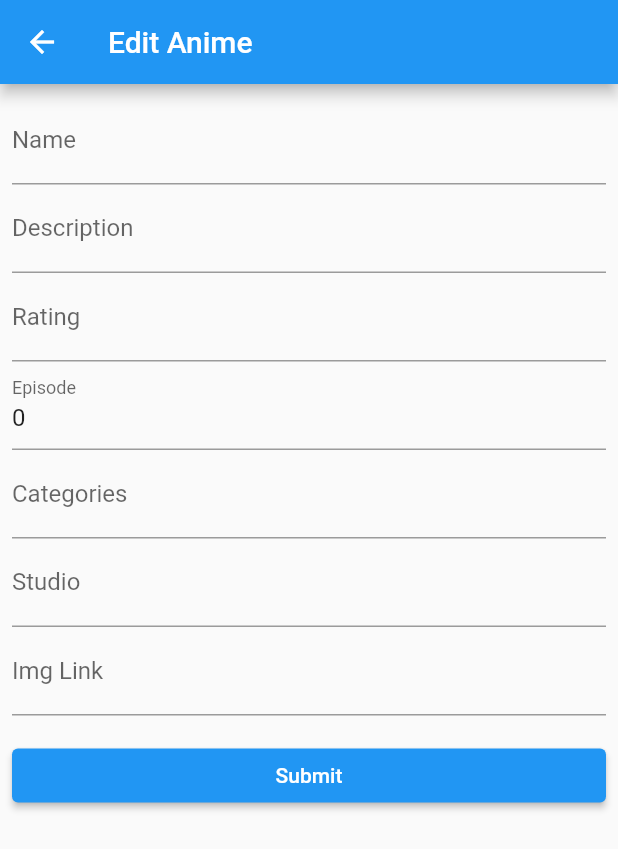
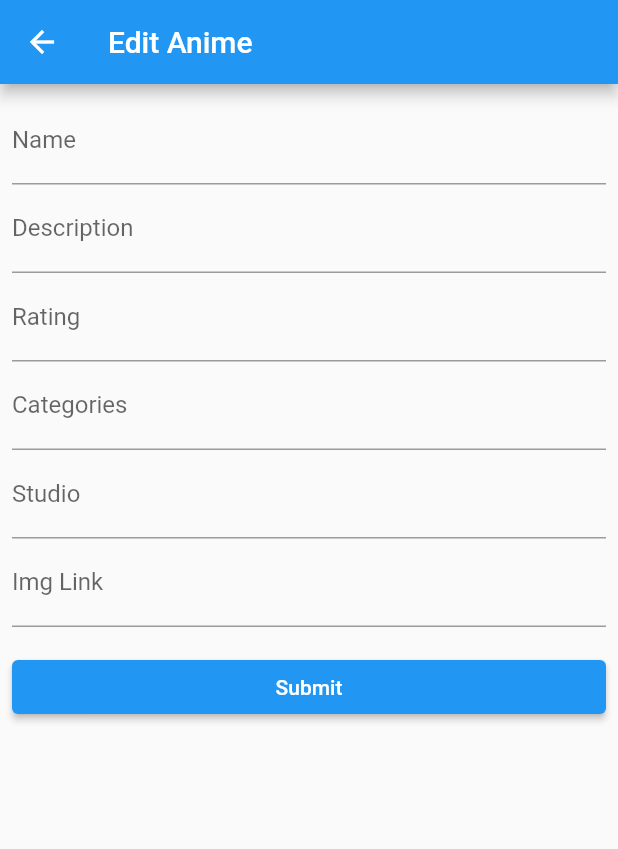
Before and after one commit to AzhureRaven/anime_list, a Flutter app: the AnimeDetailScreen screen opened directly with empty values, after a tap on the "edit" icon, on a phone screen of 412 x 824 dp. Shown: the top 849 px of the screen. Run offline on Flutter 3.47's test engine with Material 2 defaults, Android fonts, the phone set to English and light mode, and no system bars; drawn by our look-alikes of loader_overlay; our stand-ins replace firebase_auth, firebase_core, photo_view; accounts and stored records are empty; network calls fail.

Commit message:
Login Register, Episodes

```diff
--- a/lib/models/anime.dart
+++ b/lib/models/anime.dart
@@ -1,19 +1,21 @@
 import 'dart:convert';
+
+import 'package:anime_list/models/episode.dart';
 
 class Anime {
   String name;
   String description;
   String rating;
-  int episode;
-  String categorie;
+  List<Episode> episodes;
+  String categories;
   String studio;
   String img;
 
   Anime({required this.name,
       required this.description,
       required this.rating,
-      required this.episode,
-      required this.categorie,
+      required this.episodes,
+      required this.categories,
       required this.studio,
       required this.img});
 
@@ -22,8 +24,8 @@ class Anime {
       name: json['name'].toString(),
       description: json['description'].toString(),
       rating: json['rating'].toString(),
-      episode: int.parse(json['episode'].toString()),
-      categorie: json['categorie'].toString(),
+      episodes: [],
+      categories: json['categorie'].toString(),
       studio: json['studio'].toString(),
       img: json['img'].toString()
     );
@@ -34,8 +36,7 @@ class Anime {
     data['name'] = this.name;
     data['description'] = this.description;
     data['rating'] = this.rating;
-    data['episode'] = this.episode;
-    data['categorie'] = this.categorie;
+    data['categorie'] = this.categories;
     data['studio'] = this.studio;
     data['img'] = this.img;
     return data;
--- /dev/null
+++ b/lib/models/episode.dart
@@ -0,0 +1,37 @@
+import 'dart:convert';
+
+class Episode {
+  int no;
+  String name;
+  bool watched;
+
+  Episode({required this.no,
+    required this.name,
+    required this.watched});
+
+  factory Episode.fromJson(Map<String, dynamic> json) {
+    return Episode(
+        no: int.parse(json['no'].toString()),
+        name: json['name'].toString(),
+        watched: json['watched']
+    );
+  }
+
+  Map<String, dynamic> toJson() {
+    final Map<String, dynamic> data = new Map<String, dynamic>();
+    data['no'] = this.no;
+    data['name'] = this.name;
+    data['watched'] = this.watched;
+    return data;
+  }
+}
+
+/*List<Anime> parseAnime(String? json) {
+  if (json == null) {
+    return [];
+  }
+
+  final List<dynamic> parsed = jsonDecode(json);
+
+  return parsed.map((json) => Anime.fromJson(json)).toList();
+}*/
--- a/lib/routes/anime/anime_detail_screen.dart
+++ b/lib/routes/anime/anime_detail_screen.dart
@@ -1,5 +1,7 @@
+import 'package:anime_list/models/episode.dart';
 import 'package:anime_list/providers/anime_provider.dart';
 import 'package:anime_list/routes/anime/update_anime_screen.dart';
+import 'package:anime_list/routes/episode/episode_list.dart';
 import 'package:flutter/material.dart';
 import 'package:provider/provider.dart';
 import '../../dialogs/yes_no_dialog.dart';
@@ -51,11 +53,11 @@ class AnimeDetailScreen extends StatelessWidget {
                     children: [
                       Stack(
                         children: [
-                          buildAnimeImage(context, anime.img),
+                          buildAnimeImage(anime.img),
                           buildZoomIconButton(context, anime),
                         ],
                       ),
-                      buildAnimeName(context, anime.name),
+                      buildAnimeName(anime.name),
                     ],
                   ),
                   Row(
@@ -70,16 +72,18 @@ class AnimeDetailScreen extends StatelessWidget {
               const SizedBox(height: 8.0),
               Text(anime.description),
               const SizedBox(height: 8.0),
-              Text("Category: ${anime.categorie}"),
+              Text("Category: ${anime.categories}"),
               const SizedBox(height: 8.0),
               Row(
                 mainAxisAlignment: MainAxisAlignment.spaceEvenly,
                 children: [
-                  buildAnimeRating(context, anime.rating),
-                  buildAnimeEpisode(context, anime.episode),
-                  buildAnimeStudio(context, anime.studio),
+                  buildAnimeRating(anime.rating),
+                  buildAnimeEpisodeNum(anime.episodes),
+                  buildAnimeStudio(anime.studio),
                 ],
               ),
+              const SizedBox(height: 8.0),
+              buildAnimeEpisode()
             ],
           ),
         ),
@@ -103,16 +107,16 @@ class AnimeDetailScreen extends StatelessWidget {
                     children: [
                       Stack(
                         children: [
-                          buildAnimeImage(context, anime.img),
+                          buildAnimeImage(anime.img),
                           buildZoomIconButton(context, anime),
                         ],
                       ),
                       Row(
                         mainAxisAlignment: MainAxisAlignment.spaceEvenly,
                         children: [
-                          buildAnimeRating(context, anime.rating),
-                          buildAnimeEpisode(context, anime.episode),
-                          buildAnimeStudio(context, anime.studio),
+                          buildAnimeRating(anime.rating),
+                          buildAnimeEpisodeNum(anime.episodes),
+                          buildAnimeStudio(anime.studio),
                         ],
                       ),
                     ],
@@ -133,7 +137,7 @@ class AnimeDetailScreen extends StatelessWidget {
                   children: [
                     Row(
                       children: [
-                        Expanded(child: buildAnimeName(context, anime.name)),
+                        Expanded(child: buildAnimeName(anime.name)),
                         buildEditIconButton(context),
                         buildDeleteIconButton(context, data),
                       ],
@@ -141,7 +145,9 @@ class AnimeDetailScreen extends StatelessWidget {
                     const SizedBox(height: 8.0),
                     Text(anime.description),
                     const SizedBox(height: 8.0),
-                    Text("Category: ${anime.categorie}"),
+                    Text("Category: ${anime.categories}"),
+                    const SizedBox(height: 8.0),
+                    buildAnimeEpisode()
                   ],
                 ),
               ),
@@ -153,7 +159,7 @@ class AnimeDetailScreen extends StatelessWidget {
   }
 
 
-  Widget buildAnimeImage(BuildContext context, String img) {
+  Widget buildAnimeImage(String img) {
     return Hero(
       tag: img,
       child: Image.network(
@@ -233,7 +239,7 @@ class AnimeDetailScreen extends StatelessWidget {
     );
   }
 
-  Widget buildAnimeName(BuildContext context, String name) {
+  Widget buildAnimeName(String name) {
     return Text(
       name,
       style: const TextStyle(
@@ -244,7 +250,7 @@ class AnimeDetailScreen extends StatelessWidget {
     );
   }
 
-  Widget buildAnimeRating(BuildContext context, String rating) {
+  Widget buildAnimeRating(String rating) {
     return Column(
       children: [
         const Icon(Icons.star),
@@ -254,17 +260,17 @@ class AnimeDetailScreen extends StatelessWidget {
     );
   }
 
-  Widget buildAnimeEpisode(BuildContext context, int episode) {
+  Widget buildAnimeEpisodeNum(List<Episode> episodes) {
     return Column(
       children: [
         const Icon(Icons.tv),
         const SizedBox(width: 8.0),
-        Text("$episode"),
+        Text("${episodes.length}"),
       ],
     );
   }
 
-  Widget buildAnimeStudio(BuildContext context, String studio) {
+  Widget buildAnimeStudio(String studio) {
     return Column(
       children: [
         const Icon(Icons.movie),
@@ -274,5 +280,7 @@ class AnimeDetailScreen extends StatelessWidget {
     );
   }
 
-
+  Widget buildAnimeEpisode() {
+    return EpisodeList(anime: anime);
+  }
 }
--- a/lib/routes/anime/anime_list_screen.dart
+++ b/lib/routes/anime/anime_list_screen.dart
@@ -142,7 +142,7 @@ class _AnimeListScreenState extends State<AnimeListScreen> {
                       children: [
                         const Icon(Icons.tv),
                         const SizedBox(width: 8.0),
-                        Text("${anime.episode}"),
+                        Text("${anime.episodes.length}"),
                       ],
                     ),
                     const SizedBox(height: 8.0),
@@ -201,7 +201,7 @@ class _AnimeListScreenState extends State<AnimeListScreen> {
                                 children: [
                                   const Icon(Icons.tv),
                                   const SizedBox(width: 8.0),
-                                  Text("${anime.episode}"),
+                                  Text("${anime.episodes.length}"),
                                 ],
                               ),
                               Column(
--- a/lib/routes/anime/manage_anime_screen.dart
+++ b/lib/routes/anime/manage_anime_screen.dart
@@ -17,7 +17,6 @@ class _ManageAnimeScreenState extends State<ManageAnimeScreen> {
   late final TextEditingController _nameController;
   late final TextEditingController _descController;
   late final TextEditingController _ratingController;
-  late final TextEditingController _epController;
   late final TextEditingController _catController;
   late final TextEditingController _studioController;
   late final TextEditingController _imgController;
@@ -29,22 +28,20 @@ class _ManageAnimeScreenState extends State<ManageAnimeScreen> {
     _formKey = GlobalKey <FormState>();
     _nameController = TextEditingController();
     _descController = TextEditingController();
-    _epController = TextEditingController();
     _ratingController = TextEditingController();
     _catController = TextEditingController();
     _studioController = TextEditingController();
     _imgController = TextEditingController();
-    isEditAnime();
+    isEdit();
   }
 
-  void isEditAnime(){
+  void isEdit(){
     if(widget.anime != null){
       mode = "edit";
       _nameController.text = widget.anime!.name;
       _descController.text = widget.anime!.description;
-      _epController.text = widget.anime!.episode.toString();
       _ratingController.text = widget.anime!.rating;
-      _catController.text = widget.anime!.categorie;
+      _catController.text = widget.anime!.categories;
       _studioController.text = widget.anime!.studio;
       _imgController.text = widget.anime!.img;
     }
@@ -110,7 +107,7 @@ class _ManageAnimeScreenState extends State<ManageAnimeScreen> {
                           labelText: "Rating",
                         ),
                       ),
-                      TextFormField(
+                      /*TextFormField(
                         controller: _epController,
                         keyboardType: TextInputType.number,
                         textInputAction: TextInputAction.next,
@@ -129,7 +126,7 @@ class _ManageAnimeScreenState extends State<ManageAnimeScreen> {
                         decoration: const InputDecoration(
                           labelText: "Episode",
                         ),
-                      ),
+                      ),*/
                       TextFormField(
                         controller: _catController,
                         textInputAction: TextInputAction.next,
@@ -179,14 +176,13 @@ class _ManageAnimeScreenState extends State<ManageAnimeScreen> {
                                 if (_formKey.currentState!.validate()) {
                                   _formKey.currentState!.save();
                                   if(mode == "add"){
-                                    data.add(Anime(name: _nameController.text, description: _descController.text, rating: _ratingController.text, episode: int.parse(_epController.text), categorie: _catController.text, studio: _studioController.text, img: _imgController.text));
+                                    data.add(Anime(name: _nameController.text, description: _descController.text, rating: _ratingController.text, episodes: [], categories: _catController.text, studio: _studioController.text, img: _imgController.text));
                                   }
                                   else{
                                     widget.anime!.name = _nameController.text;
                                     widget.anime!.description = _descController.text;
                                     widget.anime!.rating = _ratingController.text;
-                                    widget.anime!.episode = int.parse(_epController.text);
-                                    widget.anime!.categorie = _catController.text;
+                                    widget.anime!.categories = _catController.text;
                                     widget.anime!.studio = _studioController.text;
                                     widget.anime!.img = _imgController.text;
                                   }
--- /dev/null
+++ b/lib/routes/episode/episode_list.dart
@@ -0,0 +1,59 @@
+import 'package:anime_list/routes/episode/add_episode_screen.dart';
+import 'package:anime_list/routes/episode/update_episode_screen.dart';
+import 'package:flutter/material.dart';
+
+import '../../models/anime.dart';
+import '../../models/episode.dart';
+
+class EpisodeList extends StatefulWidget {
+  final Anime anime;
+  const EpisodeList({Key? key, required this.anime}) : super(key: key);
+
+  @override
+  State<EpisodeList> createState() => _EpisodeListState();
+}
+
+class _EpisodeListState extends State<EpisodeList> {
+  @override
+  Widget build(BuildContext context) {
+    return Column(
+      children: [
+        Row(
+          mainAxisAlignment: MainAxisAlignment.spaceBetween,
+          children: [
+            Text("Episode List", style: TextStyle(fontSize: 16)),
+            buildAddIconButton(context)
+          ],
+        ),
+        const Divider(thickness: 1, height: 3),
+
+      ],
+    );
+  }
+
+  Widget buildEditIconButton(BuildContext context, Episode episode) {
+    return IconButton(
+      icon: const Icon(
+        Icons.edit,
+      ),
+      onPressed: () {
+        Navigator.push(context, MaterialPageRoute(builder: (context){
+          return UpdateEpisodeScreen(anime: widget.anime, episode: episode);
+        }));
+      },
+    );
+  }
+
+  Widget buildAddIconButton(BuildContext context) {
+    return IconButton(
+      icon: const Icon(
+        Icons.add,
+      ),
+      onPressed: () {
+        Navigator.push(context, MaterialPageRoute(builder: (context){
+          return AddEpisodeScreen(anime: widget.anime);
+        }));
+      },
+    );
+  }
+}
```
Also changed, not shown: lib/routes/account/login_screen.dart (+8 -4 lines), lib/routes/account/register_screen.dart (+37 -4 lines), lib/routes/episode/add_episode_screen.dart (added, +29 -0 lines), lib/routes/episode/episode_tile.dart (added, +15 -0 lines), lib/routes/episode/manage_episode_screen.dart (added, +128 -0 lines), lib/routes/episode/update_episode_screen.dart (added, +31 -0 lines).
